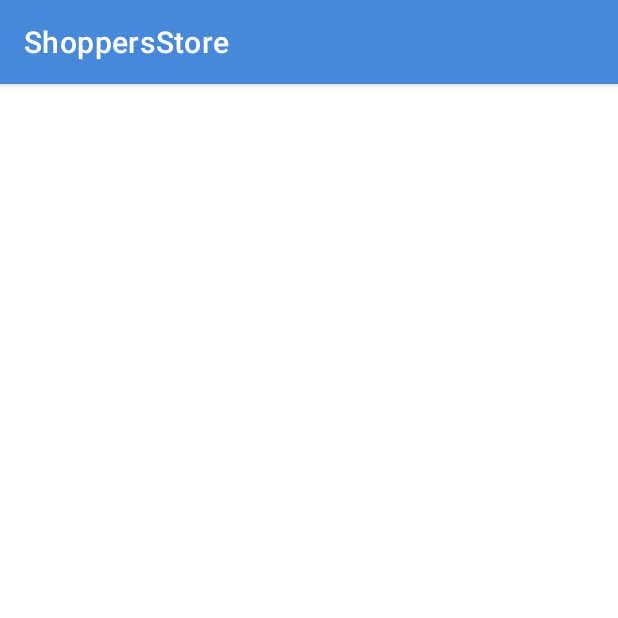
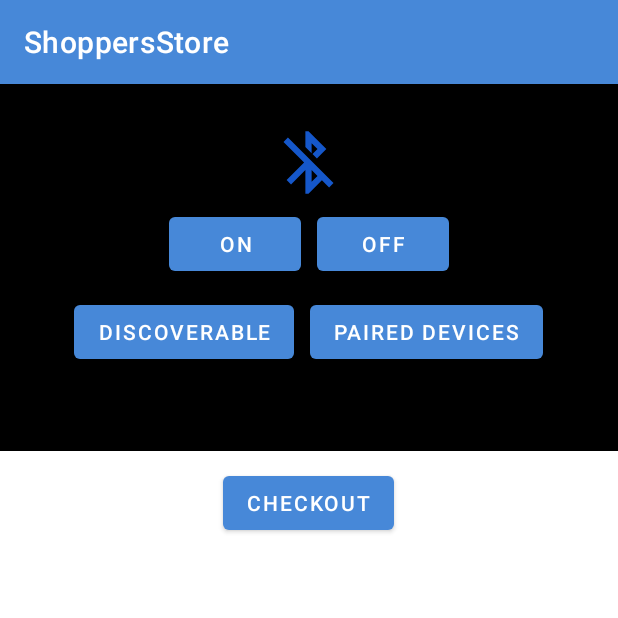
Before and after one commit to javon300/ShoppersStore, an Android app: the Home screen opened directly, with no data from a screen before it, on a phone screen of 412 x 824 dp, the top half of it. Run offline under Robolectric (Android 15) with nearby library versions, the phone set to English and light mode, and no system bars; our stand-ins replace Firebase (no records; nobody signed in at launch, a user with empty details on screens opened directly).

Commit message:
Added btn

```diff
--- a/app/src/main/java/com/mm/shoppersstore/Home.java
+++ b/app/src/main/java/com/mm/shoppersstore/Home.java
@@ -21,8 +21,28 @@ import com.google.firebase.firestore.QuerySnapshot;
 import java.util.ArrayList;
 import java.util.List;
 
+import android.bluetooth.BluetoothAdapter;
+import android.bluetooth.BluetoothDevice;
+import android.widget.ImageView;
+import android.widget.TextView;
+import android.widget.Toast;
+
+import java.util.Set;
+
+
 public class Home extends AppCompatActivity
 {
+
+    private static final int REQUEST_ENABLE_BT = 0;
+    private static final int REQUEST_DISCOVER_BT = 1;
+
+    TextView StatusBlueTv, PairedTv;
+    ImageView BlueTv;
+    Button OnBtn, OffBtn, DiscoverBtn, PairedBtn;
+
+    BluetoothAdapter BlueAdapter;
+
+
     private static final String TAG = "HOME CLASS";
     FirebaseFirestore db = FirebaseFirestore.getInstance();
     Button startButton;
@@ -37,9 +57,109 @@ public class Home extends AppCompatActivity
         readFromDatabase();
 
 
+        StatusBlueTv = findViewById(R.id.statusBluetoothTv);
+        PairedTv = findViewById(R.id.pairedTv);
+        BlueTv = findViewById(R.id.bluetoothTv);
+        OnBtn = findViewById(R.id.onBtn);
+        OffBtn = findViewById(R.id.offBtn);
+        DiscoverBtn = findViewById(R.id.discoverBtn);
+        PairedBtn = findViewById(R.id.pairedBtn);
+
+        BlueAdapter = BluetoothAdapter.getDefaultAdapter();
+
+        if (BlueAdapter == null) {
+            StatusBlueTv.setText("Bluetooth is not available");
+        } else{
+            StatusBlueTv.setText("Bluetooth is available");
+        }
+
+        if(BlueAdapter.isEnabled()) {
+            BlueTv.setImageResource(R.drawable.ic_action_on);
+        } else {
+            BlueTv.setImageResource(R.drawable.ic_action_off);
+        }
+
+        OnBtn.setOnClickListener(new View.OnClickListener() {
+            public void onClick (View v){
+                if (!BlueAdapter.isEnabled()) {
+                    showToast("Turning On Bluetooth");
+                    Intent intent = new Intent(BluetoothAdapter.ACTION_REQUEST_ENABLE);
+                    startActivityForResult(intent, REQUEST_ENABLE_BT);
+                }
+
+                else {
+                    showToast("Bluetooth is already on");
+                }
+            }
+        });
+
+        OffBtn.setOnClickListener(new View.OnClickListener()
+        {
+            public void onClick (View v){
+                if (BlueAdapter.isEnabled()) {
+                    BlueAdapter.disable();
+                    showToast("Turning Bluetooth Off");
+                    BlueTv.setImageResource(R.drawable.ic_action_off);
+                }
+                else {
+                    showToast("Bluetooth is already off");
+                }
+            }
+        });
+
+        DiscoverBtn.setOnClickListener(new View.OnClickListener()
+        {
+            public void onClick (View v){
+                if (!BlueAdapter.isDiscovering()) {
+                    showToast("Making Your Device Discoverable");
+                    Intent intent = new Intent(BluetoothAdapter.ACTION_REQUEST_DISCOVERABLE);
+                    startActivityForResult(intent, REQUEST_DISCOVER_BT);
+                }
+            }
+        });
+
+        PairedBtn.setOnClickListener(new View.OnClickListener()
+        {
+            public void onClick (View v){
+                if (BlueAdapter.isEnabled()) {
+                    PairedTv.setText("Paired Devices");
+                    Set<BluetoothDevice> devices = BlueAdapter.getBondedDevices();
+                    for (BluetoothDevice device: devices) {
+                        PairedTv.append("\nDevice:" + device.getName() + "," + device);
+                    }
+                }
+                else {
+                    showToast("Turn on bluetooth to get paired devices");
+                }
+            }
+        });
 
 
     }
+
+
+
+    protected void onActivityResult(int requestCode, int resultCode, Intent data) {
+        switch (requestCode) {
+            case REQUEST_ENABLE_BT:
+                if (resultCode == RESULT_OK) {
+                    BlueTv.setImageResource(R.drawable.ic_action_on);
+                    showToast("Bluetooth is on");
+                }
+
+                else {
+                    showToast("Couldn't on Bluetooth");
+                }
+                break;
+        }
+        super.onActivityResult(requestCode, resultCode, data);
+    }
+    private void showToast(String msg) {
+        Toast.makeText(this, msg,Toast.LENGTH_SHORT).show();
+    }
+
+
+
     public void rc(List<Product> data ){
         RecyclerView recyclerView = (RecyclerView) findViewById(R.id.recyclerView);
         ProductRecycleViewAdapter adapter = new ProductRecycleViewAdapter(data, getApplication());
--- a/app/src/main/res/layout/activity_home.xml
+++ b/app/src/main/res/layout/activity_home.xml
@@ -1,5 +1,6 @@
 <?xml version="1.0" encoding="utf-8"?>
 <!--<androidx.constraintlayout.widget.ConstraintLayout xmlns:android="http://schemas.android.com/apk/res/android"-->
+
 
 <RelativeLayout xmlns:android="http://schemas.android.com/apk/res/android"
     xmlns:app="http://schemas.android.com/apk/res-auto"
@@ -8,11 +9,103 @@
     android:layout_height="match_parent"
     tools:context=".Home">
 
+    <LinearLayout
+        android:layout_width="match_parent"
+        android:layout_height="wrap_content"
+        android:orientation="vertical"
+        android:background="@color/black"
+        android:gravity="center_horizontal">
+
+        <TextView
+            android:id="@+id/statusBluetoothTv"
+            android:layout_width="wrap_content"
+            android:layout_height="wrap_content"
+            android:text=""
+            android:textAlignment="center"
+            android:textSize="20sp"
+            android:textColor="#000"
+            />
+
+        <ImageView
+            android:id="@+id/bluetoothTv"
+            android:layout_width="50dp"
+            android:layout_height="50dp"/>
+
+        <LinearLayout
+            android:layout_width="wrap_content"
+            android:layout_height="wrap_content"
+            android:orientation="horizontal">
+            <Button
+                android:id="@+id/onBtn"
+                android:layout_width="wrap_content"
+                android:layout_height="wrap_content"
+                android:layout_margin="5dp"
+                android:text="On"/>
+
+            <Button
+                android:id="@+id/offBtn"
+                android:layout_margin="5dp"
+                android:layout_width="wrap_content"
+                android:layout_height="wrap_content"
+                android:text="Off"/>
+        </LinearLayout>
+
+    <LinearLayout
+        android:layout_width="wrap_content"
+        android:layout_height="wrap_content"
+        android:orientation="horizontal">
+
+        <Button
+            android:id="@+id/discoverBtn"
+            android:layout_width="wrap_content"
+            android:layout_height="wrap_content"
+            android:layout_margin="5dp"
+            android:text="Discoverable"/>
+
+        <Button
+            android:id="@+id/pairedBtn"
+            android:layout_width="wrap_content"
+            android:layout_height="wrap_content"
+            android:layout_margin="5dp"
+            android:text="Paired Devices"/>
+    </LinearLayout>
+        <TextView
+            android:id="@+id/pairedTv"
+            android:layout_width="match_parent"
+            android:layout_height="wrap_content"
+            android:text=""
+            android:textColor="#fff"
+            android:layout_gravity="center"
+            android:gravity="center"
+            android:layout_marginTop="15dp"
+            android:layout_marginBottom="15dp"
+            android:minWidth="200dp"/>
+
+    </LinearLayout>
+
+    <LinearLayout
+        android:layout_width="match_parent"
+        android:layout_height="wrap_content"
+        android:layout_marginTop="250dp"
+        android:gravity="center">
+        <Button
+            android:id="@+id/cartBtn"
+            android:layout_width="wrap_content"
+            android:layout_height="wrap_content"
+            android:layout_margin="5dp"
+            android:text="Checkout"/>
+
+    </LinearLayout>
+
     <androidx.recyclerview.widget.RecyclerView
         android:id="@+id/recyclerView"
         android:layout_width="match_parent"
-        android:layout_height="match_parent" />
+        android:layout_height="wrap_content"
+        android:layout_marginTop="300dp" />
+
+
 
 
 </RelativeLayout>
+
 <!--    </androidx.constraintlayout.widget.ConstraintLayout>-->
```
